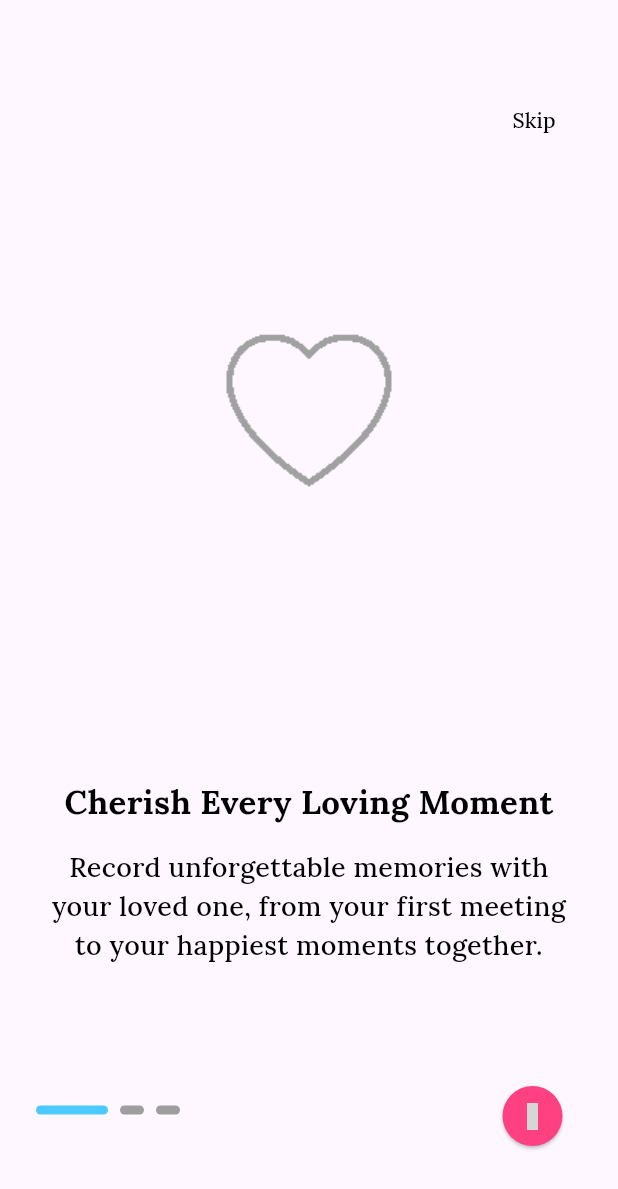
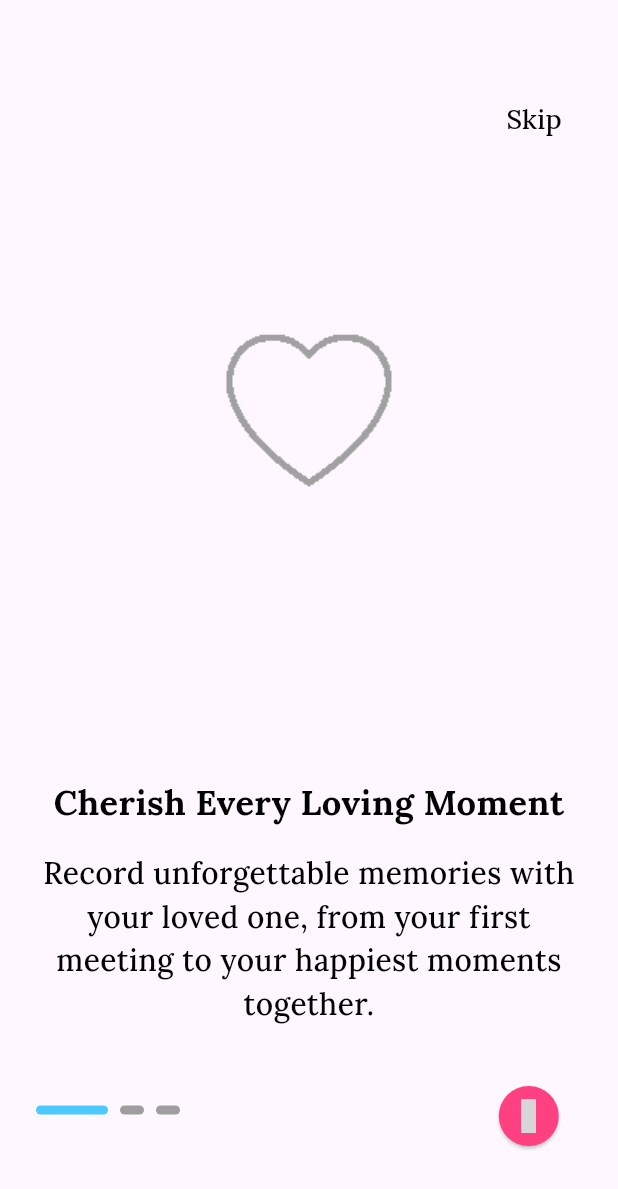
Before and after one commit to manhnt2310/honey_diary, a Flutter app: the screen it shows after launch, on a phone screen of 412 x 824 dp. Shown: the top 1189 px of the screen. Run offline on Flutter 3.47's test engine with Material 3 defaults, Android fonts, the light colour scheme and no system bars; drawn by our look-alikes of smooth_page_indicator; our stand-ins replace bloc, equatable, flutter_bloc, geocoding, geolocator, get and 8 more; accounts and stored records are empty; grey boxes are pictures that could not be loaded.

Commit message:
[Intro] Change font sizes

```diff
--- a/lib/presentation/intro/widgets/onboarding_next_button.dart
+++ b/lib/presentation/intro/widgets/onboarding_next_button.dart
@@ -23,7 +23,7 @@ class OnBoardingNextButton extends StatelessWidget {
           shape: const CircleBorder(),
           backgroundColor: dark ? MColors.primary : Colors.pinkAccent,
         ),
-        child: const Icon(Iconsax.arrow_right_3, color: Colors.white),
+        child: const Icon(Iconsax.arrow_right_3, color: Colors.white, size: 23),
       ),
     );
   }
--- a/lib/presentation/intro/widgets/onboarding_page.dart
+++ b/lib/presentation/intro/widgets/onboarding_page.dart
@@ -32,7 +32,7 @@ class OnboardingPape extends StatelessWidget {
                     Text(
                       title,
                       style: const TextStyle(
-                        fontSize: 22,
+                        fontSize: 23,
                         fontWeight: FontWeight.bold,
                         color: Colors.black,
                       ),
@@ -42,7 +42,7 @@ class OnboardingPape extends StatelessWidget {
                     Text(
                       subTitle,
                       style: const TextStyle(
-                        fontSize: 18,
+                        fontSize: 20,
                         fontWeight: FontWeight.normal,
                         color: Colors.black,
                       ),
--- a/lib/presentation/intro/widgets/onboarding_skip.dart
+++ b/lib/presentation/intro/widgets/onboarding_skip.dart
@@ -14,7 +14,10 @@ class OnboardingSkip extends StatelessWidget {
       right: MSizes.defaultSpace,
       child: TextButton(
         onPressed: () => OnBoardingController.instance.skipPage(),
-        child: const Text('Skip', style: TextStyle(color: Colors.black)),
+        child: const Text(
+          'Skip',
+          style: TextStyle(color: Colors.black, fontSize: 18),
+        ),
       ),
     );
   }
```
